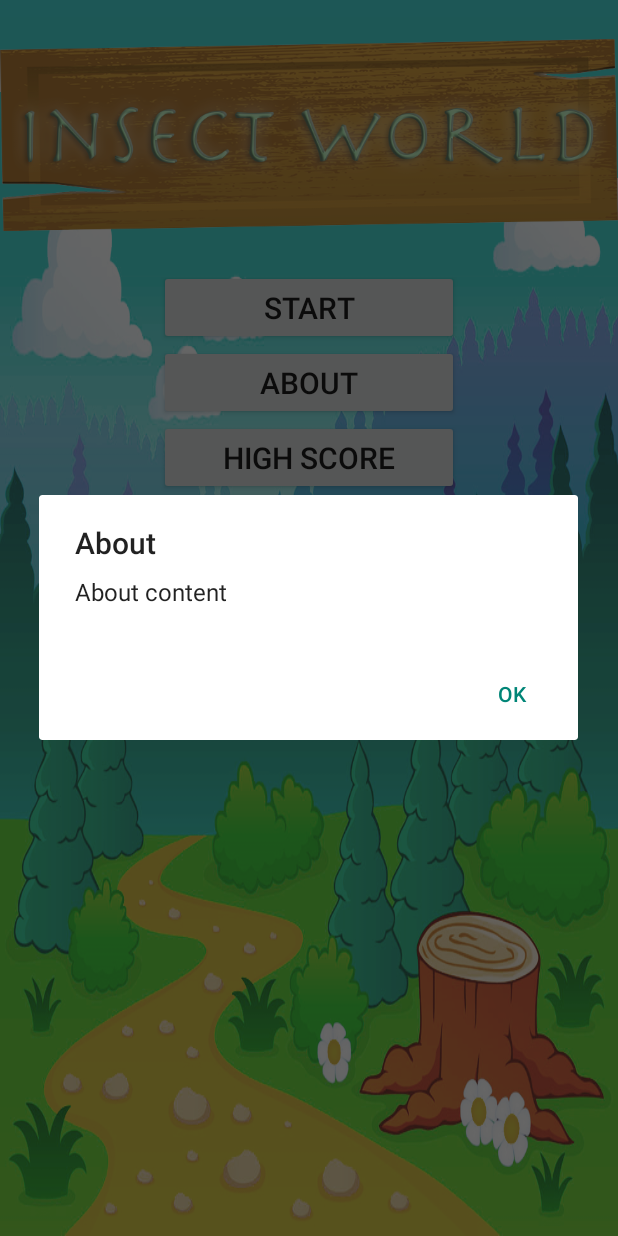
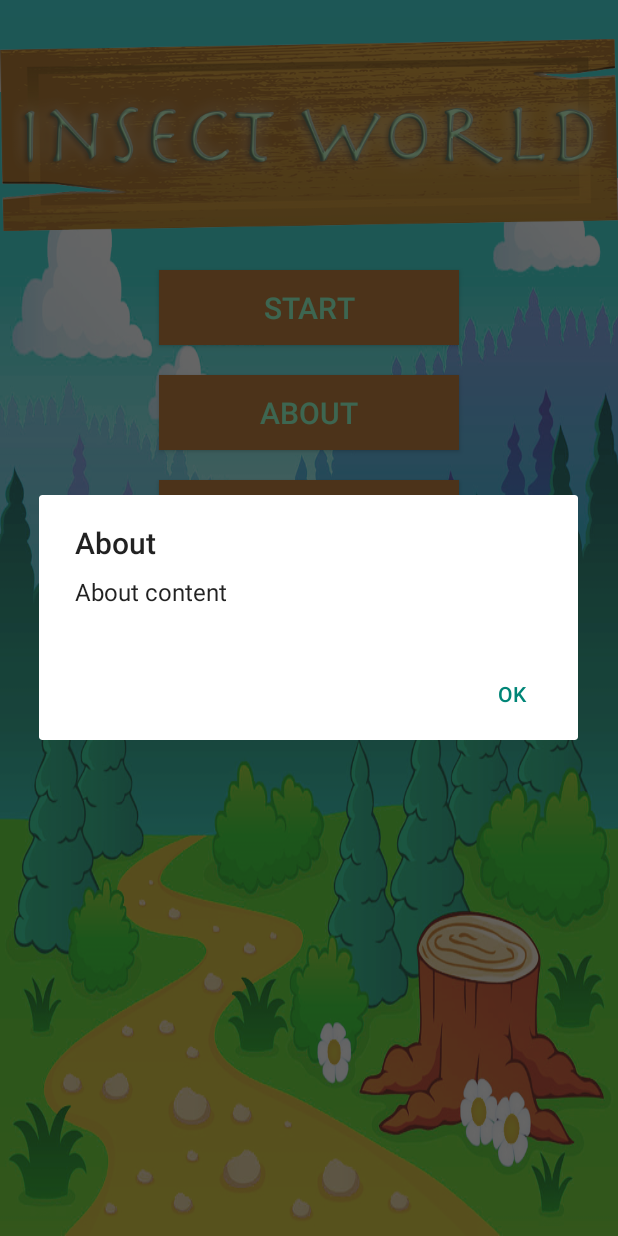
Before and after one commit to cinnamorollsnow/Octopus, an Android app: the screen it shows after launch (MainActivity), after a tap on "ABOUT", on a phone screen of 412 x 824 dp. Run offline under Robolectric (Android 15) with nearby library versions, the phone set to English and light mode, and no system bars; our stand-ins replace ButterKnife.

Commit message:
countdown

```diff
--- a/Gamepj/app/src/main/java/com/example/onpus/gameproject/GameActivity.java
+++ b/Gamepj/app/src/main/java/com/example/onpus/gameproject/GameActivity.java
@@ -4,6 +4,7 @@ import android.app.Activity;
 import android.app.AlertDialog;
 import android.content.DialogInterface;
 import android.os.Bundle;
+import android.os.CountDownTimer;
 import android.os.Handler;
 import android.os.Message;
 import android.view.Menu;
@@ -18,6 +19,9 @@ import android.widget.TextView;
 
 import java.util.Timer;
 import java.util.TimerTask;
+
+import butterknife.BindView;
+import butterknife.ButterKnife;
 
 public class GameActivity extends Activity {
     private static final int INITIAL_SIZE = 3;          //number of box
@@ -45,7 +49,7 @@ public class GameActivity extends Activity {
     public void onCreate(Bundle savedInstanceState) {
         super.onCreate(savedInstanceState);
         setContentView(R.layout.activity_game);
-
+        ButterKnife.bind(this);
         final TextView currentCard=(TextView) findViewById(R.id.currentCard);
         final TextView timeLeft=(TextView) findViewById(R.id.timeLeft);
         scoreTextView=(TextView) findViewById(R.id.score);
@@ -105,11 +109,32 @@ public class GameActivity extends Activity {
                 startTimer(100);
             }
         });
+        //count from start
+        new CountDownTimer(5000, 1000) {
+            TextView countdown = (TextView) findViewById(R.id.countdown);
+            public void onTick(long millisUntilFinished) {
+                long temp = (millisUntilFinished / 1000)-1;
+                if(temp>0)
+                    countdown.setText((millisUntilFinished / 1000) -1 +"");
+                else {
+                    countdown.setTextSize(100);
+                    countdown.setText("Start!!");
+                }
+            }
+
+            @Override
+            public void onFinish() {
+                countdown.setVisibility(View.GONE);
+                startTimer(100);                      //start count down
+
+            }
+
+        }.start();
 
         setNumberOfCards(INITIAL_SIZE);       //gen 9 cards
         cardsData.genCurrentCard();          //gen current card
         currentCard.setText(cardsData.currentCard.toString());
-        startTimer(100);                      //start count down
+        //startTimer(100);                      //start count down
     }
 
     /** Sets the number of box and updates display. */
--- a/Gamepj/app/src/main/res/layout/activity_main.xml
+++ b/Gamepj/app/src/main/res/layout/activity_main.xml
@@ -17,14 +17,19 @@
     <Button
         android:id="@+id/start"
         android:text="@string/start"
+        android:background="@color/colorButton"
+        android:textColor="@color/colorButtonWord"
         android:layout_width="200dp"
         android:layout_height="50dp"
         android:textSize="20sp"
         android:layout_centerInParent="true"
         android:layout_below="@+id/bg_image"/>
     <Button
+        android:layout_marginTop="20dp"
         android:id="@+id/about"
         android:text="@string/about"
+        android:background="@color/colorButton"
+        android:textColor="@color/colorButtonWord"
         android:layout_width="200dp"
         android:layout_height="50dp"
         android:textSize="20sp"
@@ -32,8 +37,11 @@
         android:layout_below="@+id/start"/>
 
     <Button
+        android:layout_marginTop="20dp"
         android:id="@+id/highScore"
         android:text="@string/highScore"
+        android:background="@color/colorButton"
+        android:textColor="@color/colorButtonWord"
         android:layout_width="200dp"
         android:layout_height="50dp"
         android:textSize="20sp"
@@ -41,8 +49,11 @@
         android:layout_below="@+id/about"/>
 
     <Button
+        android:layout_marginTop="20dp"
         android:id="@+id/exit"
         android:text="@string/exit"
+        android:background="@color/colorButton"
+        android:textColor="@color/colorButtonWord"
         android:layout_width="200dp"
         android:layout_height="50dp"
         android:textSize="20sp"
--- a/Gamepj/app/src/main/res/values/colors.xml
+++ b/Gamepj/app/src/main/res/values/colors.xml
@@ -3,4 +3,6 @@
     <color name="colorPrimary">#3F51B5</color>
     <color name="colorPrimaryDark">#303F9F</color>
     <color name="colorAccent">#FF4081</color>
+    <color name="colorButton">#bf8040</color>
+    <color name="colorButtonWord">#99ffcc</color>
 </resources>
```
Also changed, not shown: Gamepj/app/src/main/res/layout/activity_game.xml (+8 -1 lines).
